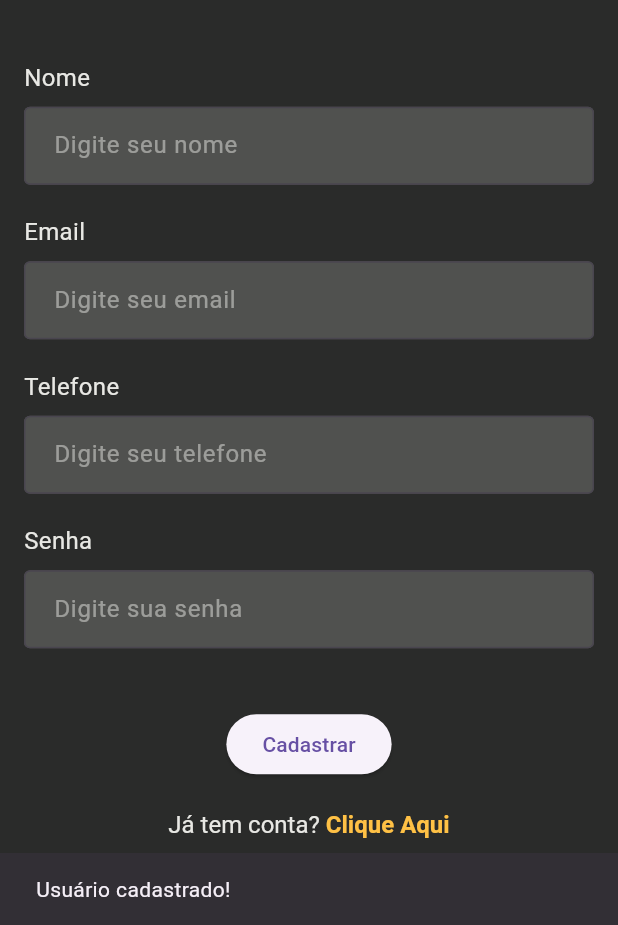
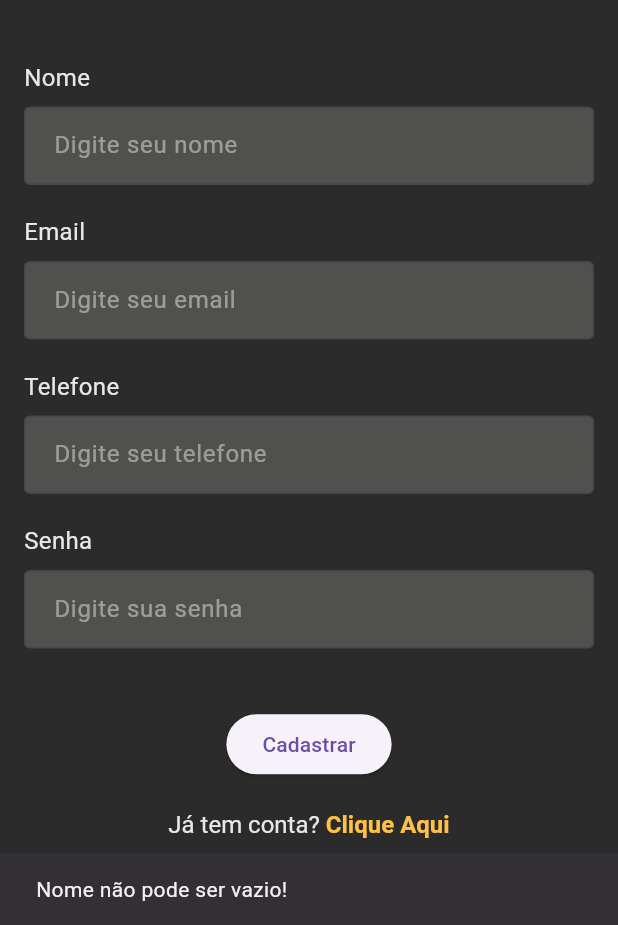
Before and after one commit to DevDuque/F_Users, a Flutter app: the SignScreen screen opened directly, after a tap on "Cadastrar", on a phone screen of 412 x 824 dp, the part 311-1236 px from its top. Run offline on Flutter 3.47's test engine with Material 3 defaults, Android fonts, the phone set to English and light mode, and no system bars; our stand-ins replace flutter_svg, sqflite_common_ffi, sqflite_common_ffi_web; accounts and stored records are empty.

Commit message:
Adicionando correções para execução

```diff
--- a/f_users/lib/controller/DatabaseHelper.dart
+++ b/f_users/lib/controller/DatabaseHelper.dart
@@ -1,7 +1,11 @@
-import 'package:sqflite/sqflite.dart';
+import 'package:flutter/foundation.dart';
+
 import 'package:path/path.dart';
-import 'package:uuid/uuid.dart';
+
 import '../model/UserModel.dart';
+
+import 'package:sqflite_common_ffi/sqflite_ffi.dart';
+import 'package:sqflite_common_ffi_web/sqflite_ffi_web.dart';
 
 class DatabaseHelper {
   static Database? _database;
@@ -9,6 +13,15 @@ class DatabaseHelper {
   // Cria ou abre o banco de dados
   static Future<Database> get database async {
     if (_database != null) return _database!;
+
+    if (kIsWeb) {
+      // Para web, inicializa o sqflite_common_ffi_web
+      databaseFactory = databaseFactoryFfiWeb;
+    } else {
+      // Para outras plataformas, continua com a inicialização tradicional
+      databaseFactory = databaseFactoryFfi;
+    }
+
     _database = await _initDatabase();
     return _database!;
   }
@@ -27,26 +40,13 @@ class DatabaseHelper {
     );
   }
 
-  // Insere um novo usuário no banco de dados
+  // Função de inserção do usuário
   static Future<void> insertUser(UserModel user) async {
     final db = await database;
-
-    // Verifica se o id já foi gerado no modelo, senão, cria um novo UUID
-    final userWithId = UserModel(
-      id: user.id.isEmpty
-          ? UserModel.generateUUID()
-          : user.id, // Garante que o ID é gerado
-      nome: user.nome,
-      email: user.email,
-      telefone: user.telefone,
-      senha: user.senha,
-    );
-
     await db.insert(
       'users',
-      userWithId.toMap(),
-      conflictAlgorithm:
-          ConflictAlgorithm.replace, // Substitui no caso de conflito
+      user.toMap(),
+      conflictAlgorithm: ConflictAlgorithm.replace,
     );
   }
 
--- a/f_users/lib/main.dart
+++ b/f_users/lib/main.dart
@@ -1,9 +1,23 @@
 import 'package:flutter/material.dart';
 import 'package:provider/provider.dart';
+import 'package:flutter/foundation.dart';
+
+import 'package:sqflite_common_ffi/sqflite_ffi.dart';
+import 'package:sqflite_common_ffi_web/sqflite_ffi_web.dart';
+
 import './screens/LoginScreen.dart';
 import './controller/UserProvider.dart';
 
 void main() {
+  WidgetsFlutterBinding.ensureInitialized();
+
+  // Se for Web, inicialize o sqflite_common_ffi_web
+  if (kIsWeb) {
+    databaseFactory = databaseFactoryFfiWeb;
+  } else {
+    databaseFactory = databaseFactoryFfi;
+  }
+
   runApp(MyApp());
 }
 
--- a/f_users/lib/screens/SignScreen.dart
+++ b/f_users/lib/screens/SignScreen.dart
@@ -1,11 +1,13 @@
 import 'package:flutter/material.dart';
 import 'package:flutter/gestures.dart';
-import 'package:provider/provider.dart';
 import 'package:flutter_svg/flutter_svg.dart';
 
+import 'package:provider/provider.dart';
+
+import '../controller/UserProvider.dart';
+
+import './LoginScreen.dart';
 import '../theme/colors.dart';
-import './LoginScreen.dart';
-import '../controller/UserProvider.dart';
 import '../model/UserModel.dart';
 
 class SignScreen extends StatelessWidget {
@@ -80,6 +82,8 @@ class SignScreen extends StatelessWidget {
                   const SizedBox(height: 8),
                   TextField(
                     controller: emailController,
+                    keyboardType:
+                        TextInputType.emailAddress, // Definindo tipo email
                     style: TextStyle(color: AppColors.textColor),
                     decoration: InputDecoration(
                       filled: true,
@@ -111,6 +115,8 @@ class SignScreen extends StatelessWidget {
                   const SizedBox(height: 8),
                   TextField(
                     controller: telefoneController,
+                    keyboardType:
+                        TextInputType.phone, // Definindo tipo telefone
                     style: TextStyle(color: AppColors.textColor),
                     decoration: InputDecoration(
                       filled: true,
@@ -162,7 +168,51 @@ class SignScreen extends StatelessWidget {
 
               // Botão de Cadastro
               ElevatedButton(
-                onPressed: () {
+                onPressed: () async {
+                  // Verificar se algum campo está vazio
+                  if (nomeController.text.isEmpty) {
+                    ScaffoldMessenger.of(context).showSnackBar(
+                      const SnackBar(content: Text('Nome não pode ser vazio!')),
+                    );
+                    return;
+                  }
+
+                  if (emailController.text.isEmpty) {
+                    ScaffoldMessenger.of(context).showSnackBar(
+                      const SnackBar(
+                          content: Text('Email não pode ser vazio!')),
+                    );
+                    return;
+                  }
+
+                  if (telefoneController.text.isEmpty) {
+                    ScaffoldMessenger.of(context).showSnackBar(
+                      const SnackBar(
+                          content: Text('Telefone não pode ser vazio!')),
+                    );
+                    return;
+                  }
+
+                  if (senhaController.text.isEmpty) {
+                    ScaffoldMessenger.of(context).showSnackBar(
+                      const SnackBar(
+                          content: Text('Senha não pode ser vazia!')),
+                    );
+                    return;
+                  }
+
+                  // Validar telefone (simples checagem de número)
+                  final telefone = telefoneController.text.replaceAll(
+                      RegExp(r'\D'),
+                      ''); // Remover qualquer coisa que não seja número
+                  if (telefone.length < 10 || telefone.length > 11) {
+                    ScaffoldMessenger.of(context).showSnackBar(
+                      const SnackBar(content: Text('Telefone inválido!')),
+                    );
+                    return;
+                  }
+
+                  try {
                     // Criação do usuário com UUID gerado automaticamente
                     final user = UserModel(
                       id: UserModel.generateUUID(), // Gerando o UUID
@@ -173,16 +223,23 @@ class SignScreen extends StatelessWidget {
                     );
 
                     // Chama o método de adicionar usuário do Provider
-                  Provider.of<UserProvider>(context, listen: false)
-                      .addUser(user)
-                      .then((_) {
-                    // Mostra um Snackbar ou navega para outra tela
+                    await Provider.of<UserProvider>(context, listen: false)
+                        .addUser(user);
+
+                    // Mostra um Snackbar para o usuário
                     ScaffoldMessenger.of(context).showSnackBar(
-                        SnackBar(content: Text('Usuário cadastrado!')));
-                  }).catchError((error) {
+                      const SnackBar(content: Text('Usuário cadastrado!')),
+                    );
+                  } catch (error) {
+                    // Logando o erro no console para depuração
+                    print('Erro ao cadastrar usuário: $error');
+
+                    // Exibe o Snackbar com o erro
                     ScaffoldMessenger.of(context).showSnackBar(
-                        SnackBar(content: Text('Erro ao cadastrar usuário!')));
-                  });
+                      const SnackBar(
+                          content: Text('Erro ao cadastrar usuário!')),
+                    );
+                  }
                 },
                 child: const Text('Cadastrar'),
               ),
```
Also changed, not shown: f_users/pubspec.yaml (+6 -2 lines), f_users/pubspec.lock. Lines whose indentation alone changed are shown as unchanged.
